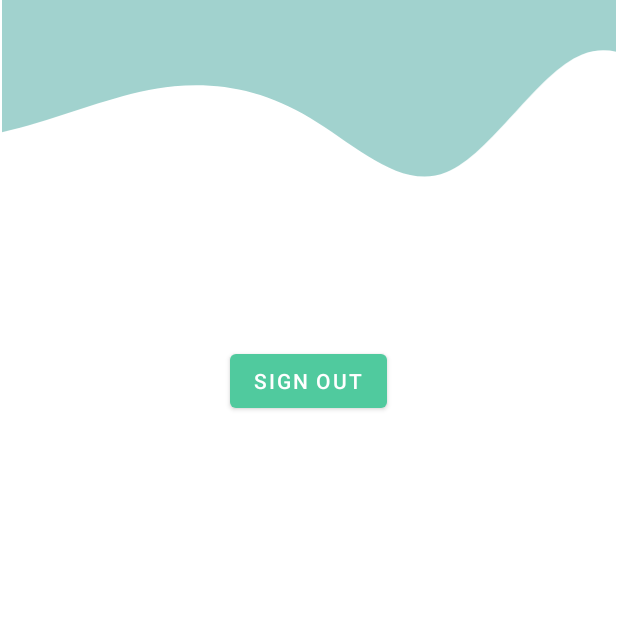
After one commit to jupeeter8/SERO, an Android app: the Verification screen opened directly, with no data from a screen before it, on a phone screen of 412 x 824 dp, the top half of it. The commit adds this screen. Run offline under Robolectric (Android 15) with nearby library versions, the phone set to English and light mode, and no system bars; our stand-ins replace Firebase (no records; nobody signed in at launch, a user with empty details on screens opened directly).

Commit message:
made verification page and added functionality

```diff
--- /dev/null
+++ b/app/src/main/java/com/example/serobeta0/Verification.java
@@ -0,0 +1,47 @@
+package com.example.serobeta0;
+
+import androidx.appcompat.app.AppCompatActivity;
+
+import android.content.Intent;
+import android.os.Bundle;
+import android.view.View;
+import android.widget.Button;
+import android.widget.Toast;
+
+import com.google.firebase.auth.FirebaseAuth;
+import com.google.firebase.auth.FirebaseUser;
+
+public class Verification extends AppCompatActivity {
+
+    private FirebaseAuth mAuth;
+    private Button signOut;
+
+    @Override
+    protected void onCreate(Bundle savedInstanceState) {
+        super.onCreate(savedInstanceState);
+        setContentView(R.layout.activity_verification);
+
+        mAuth = FirebaseAuth.getInstance();
+        signOut = findViewById(R.id.verSignOutBtn);
+
+        signOut.setOnClickListener(new View.OnClickListener() {
+            @Override
+            public void onClick(View v) {
+                mAuth.signOut();
+                finish();
+            }
+        });
+
+        Toast.makeText(this, "Please verify before signing in again!", Toast.LENGTH_LONG).show();
+
+    }
+
+
+    @Override
+    protected void onStart() {
+        super.onStart();
+
+        FirebaseUser currentUser = mAuth.getCurrentUser();
+
+    }
+}
--- /dev/null
+++ b/app/src/main/res/layout/activity_verification.xml
@@ -0,0 +1,33 @@
+<?xml version="1.0" encoding="utf-8"?>
+<androidx.constraintlayout.widget.ConstraintLayout xmlns:android="http://schemas.android.com/apk/res/android"
+    xmlns:app="http://schemas.android.com/apk/res-auto"
+    xmlns:tools="http://schemas.android.com/tools"
+    android:layout_width="match_parent"
+    android:layout_height="match_parent"
+    tools:context=".Verification"
+    android:paddingTop="0dp"
+    android:layout_marginTop="-6dp">
+
+    <ImageView
+        android:id="@+id/wave"
+        android:layout_width="0dp"
+        android:layout_height="181dp"
+        app:layout_constraintBottom_toBottomOf="parent"
+        app:layout_constraintEnd_toEndOf="parent"
+        app:layout_constraintHorizontal_bias="0.0"
+        app:layout_constraintStart_toStartOf="parent"
+        app:layout_constraintTop_toTopOf="parent"
+        app:layout_constraintVertical_bias="0.0"
+        app:srcCompat="@drawable/ic_wave_1" />
+
+    <Button
+        android:id="@+id/verSignOutBtn"
+        android:layout_width="wrap_content"
+        android:layout_height="wrap_content"
+        android:layout_marginTop="236dp"
+        android:text="Sign out"
+        app:layout_constraintEnd_toEndOf="parent"
+        app:layout_constraintHorizontal_bias="0.498"
+        app:layout_constraintStart_toStartOf="parent"
+        app:layout_constraintTop_toTopOf="parent" />
+</androidx.constraintlayout.widget.ConstraintLayout>
```
Also changed, not shown: app/src/main/AndroidManifest.xml (+10 -3 lines), app/src/main/java/com/example/serobeta0/MainActivity.java (+7 -0 lines), app/src/main/java/com/example/serobeta0/RegisterActivity.java (+21 -2 lines), 1 other file.
